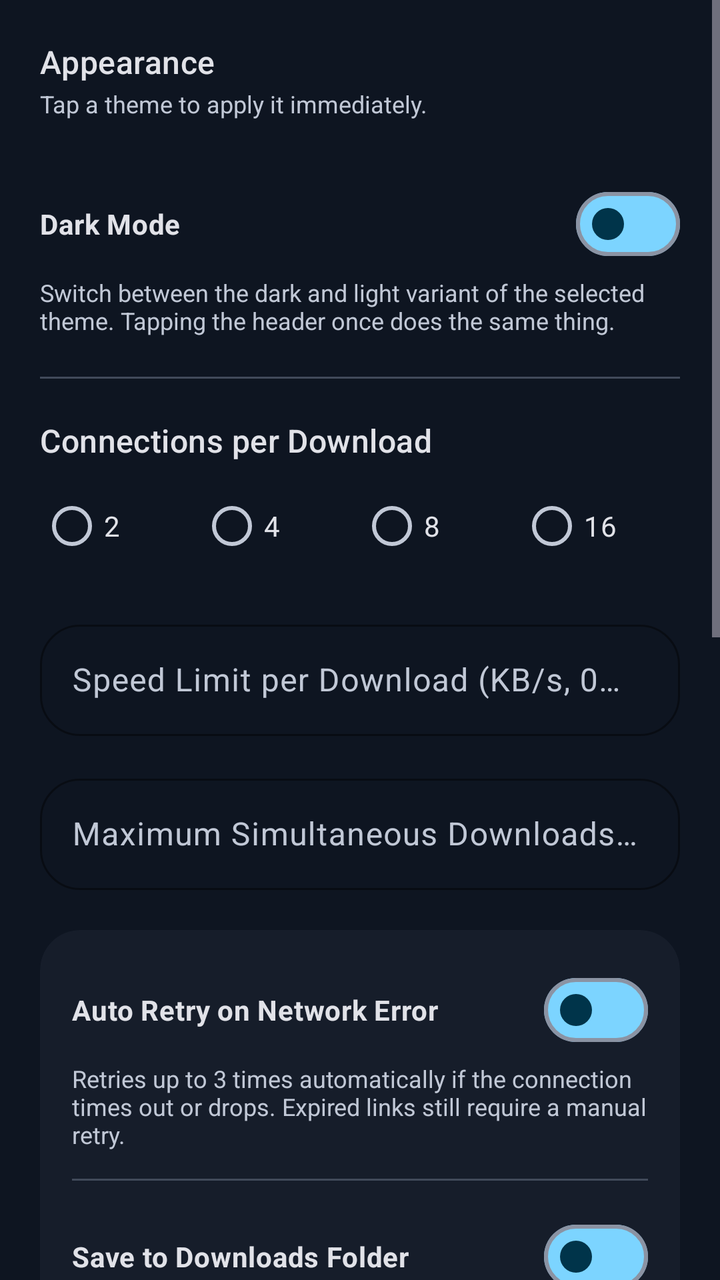
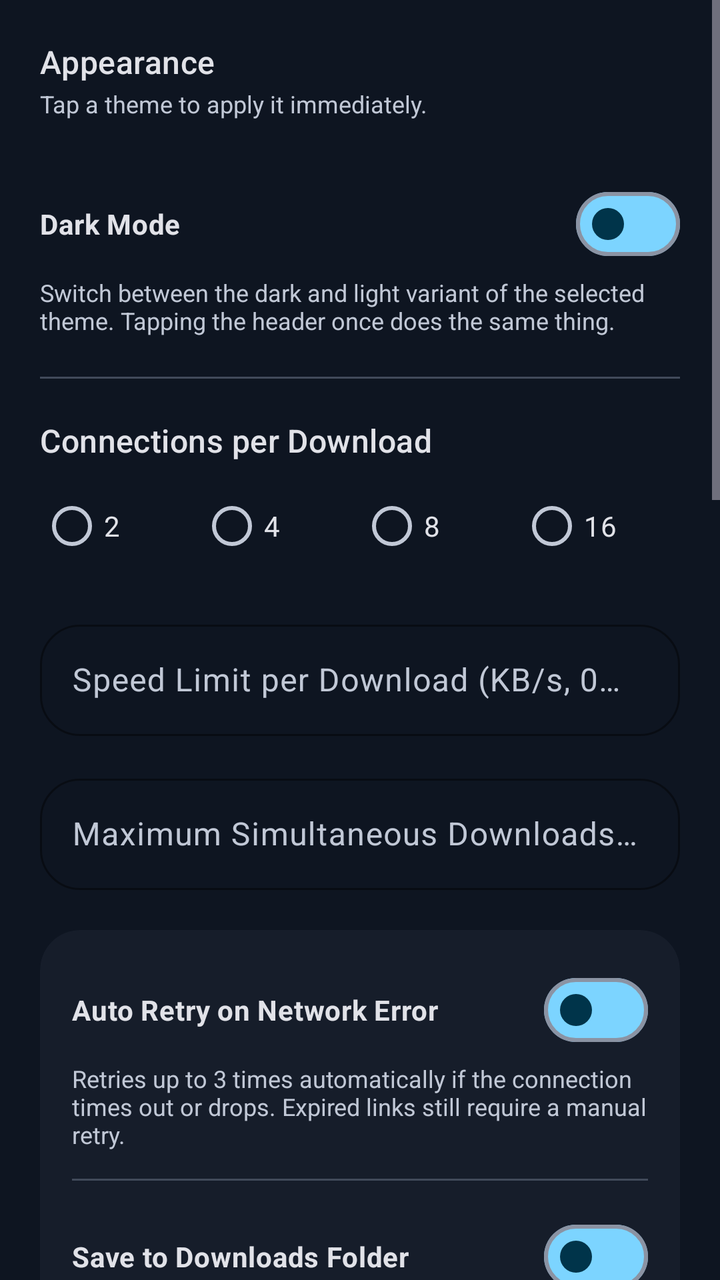

Screens rendered from an Android XML layout before and after an edit, with the pre-edit source and the edit as a unified diff.
<!-- AndroidManifest.xml: application theme Theme.Xmd -->
<!-- res/layout/dialog_settings.xml -->
<?xml version="1.0" encoding="utf-8"?>
<ScrollView xmlns:android="http://schemas.android.com/apk/res/android"
    xmlns:app="http://schemas.android.com/apk/res-auto"
    android:layout_width="match_parent"
    android:layout_height="wrap_content">

<LinearLayout
    android:layout_width="match_parent"
    android:layout_height="wrap_content"
    android:orientation="vertical"
    android:padding="20dp">

    
    <TextView
        android:layout_width="match_parent"
        android:layout_height="wrap_content"
        android:text="@string/settings_appearance"
        android:textColor="?attr/colorOnSurface"
        android:textAppearance="@style/TextAppearance.Xmd.TitleMedium" />

    <TextView
        android:layout_width="match_parent"
        android:layout_height="wrap_content"
        android:layout_marginTop="2dp"
        android:text="@string/settings_theme_hint"
        android:textColor="?attr/colorOnSurfaceVariant"
        android:textSize="12sp" />

    <HorizontalScrollView
        android:layout_width="match_parent"
        android:layout_height="wrap_content"
        android:layout_marginTop="10dp"
        android:scrollbars="none"
        android:clipToPadding="false">

        <LinearLayout
            android:id="@+id/themeSwatchContainer"
            android:layout_width="wrap_content"
            android:layout_height="wrap_content"
            android:orientation="horizontal" />
    </HorizontalScrollView>

    <com.google.android.material.materialswitch.MaterialSwitch
        android:id="@+id/darkModeSwitch"
        android:layout_width="match_parent"
        android:layout_height="wrap_content"
        android:layout_marginTop="18dp"
        android:text="@string/settings_dark_mode"
        android:textColor="?attr/colorOnSurface"
        android:textStyle="bold" />

    <TextView
        android:layout_width="match_parent"
        android:layout_height="wrap_content"
        android:layout_marginTop="2dp"
        android:text="@string/settings_dark_mode_hint"
        android:textColor="?attr/colorOnSurfaceVariant"
        android:textSize="12sp" />

    <View
        android:layout_width="match_parent"
        android:layout_height="1dp"
        android:layout_marginTop="20dp"
        android:layout_marginBottom="20dp"
        android:background="?attr/colorOutlineVariant" />

    
    <TextView
        android:layout_width="match_parent"
        android:layout_height="wrap_content"
        android:text="@string/settings_connections"
        android:textColor="?attr/colorOnSurface"
        android:textAppearance="@style/TextAppearance.Xmd.TitleMedium" />

    <RadioGroup
        android:id="@+id/connectionsGroup"
        android:layout_width="match_parent"
        android:layout_height="wrap_content"
        android:orientation="horizontal"
        android:layout_marginTop="8dp"
        android:layout_marginBottom="20dp">

        <RadioButton
            android:id="@+id/conn2"
            android:layout_width="0dp"
            android:layout_height="wrap_content"
            android:layout_weight="1"
            android:buttonTint="?attr/colorPrimary"
            android:textColor="?attr/colorOnSurface"
            android:text="2" />

        <RadioButton
            android:id="@+id/conn4"
            android:layout_width="0dp"
            android:layout_height="wrap_content"
            android:layout_weight="1"
            android:buttonTint="?attr/colorPrimary"
            android:textColor="?attr/colorOnSurface"
            android:text="4" />

        <RadioButton
            android:id="@+id/conn8"
            android:layout_width="0dp"
            android:layout_height="wrap_content"
            android:layout_weight="1"
            android:buttonTint="?attr/colorPrimary"
            android:textColor="?attr/colorOnSurface"
            android:text="8" />

        <RadioButton
            android:id="@+id/conn16"
            android:layout_width="0dp"
            android:layout_height="wrap_content"
            android:layout_weight="1"
            android:buttonTint="?attr/colorPrimary"
            android:textColor="?attr/colorOnSurface"
            android:text="16" />
    </RadioGroup>

    <com.google.android.material.textfield.TextInputLayout
        android:layout_width="match_parent"
        android:layout_height="wrap_content"
        android:hint="@string/settings_speed_limit"
        app:boxBackgroundMode="outline">

        <com.google.android.material.textfield.TextInputEditText
            android:id="@+id/speedLimitInput"
            android:layout_width="match_parent"
            android:layout_height="wrap_content"
            android:inputType="number" />
    </com.google.android.material.textfield.TextInputLayout>

    <com.google.android.material.textfield.TextInputLayout
        android:layout_width="match_parent"
        android:layout_height="wrap_content"
        android:layout_marginTop="16dp"
        android:hint="@string/settings_max_concurrent"
        app:boxBackgroundMode="outline">

        <com.google.android.material.textfield.TextInputEditText
            android:id="@+id/maxConcurrentInput"
            android:layout_width="match_parent"
            android:layout_height="wrap_content"
            android:inputType="number" />
    </com.google.android.material.textfield.TextInputLayout>

    
    <com.google.android.material.card.MaterialCardView
        android:layout_width="match_parent"
        android:layout_height="wrap_content"
        android:layout_marginTop="20dp"
        app:cardBackgroundColor="?attr/colorSurfaceContainerLow"
        app:strokeWidth="0dp">

        <LinearLayout
            android:layout_width="match_parent"
            android:layout_height="wrap_content"
            android:orientation="vertical"
            android:padding="16dp">

            <com.google.android.material.materialswitch.MaterialSwitch
                android:id="@+id/autoRetrySwitch"
                android:layout_width="match_parent"
                android:layout_height="wrap_content"
                android:text="@string/settings_auto_retry"
                android:textColor="?attr/colorOnSurface"
                android:textStyle="bold" />

            <TextView
                android:layout_width="match_parent"
                android:layout_height="wrap_content"
                android:layout_marginTop="2dp"
                android:text="@string/settings_auto_retry_hint"
                android:textColor="?attr/colorOnSurfaceVariant"
                android:textSize="12sp" />

            <View
                android:layout_width="match_parent"
                android:layout_height="1dp"
                android:layout_marginVertical="14dp"
                android:background="?attr/colorOutlineVariant" />

            <com.google.android.material.materialswitch.MaterialSwitch
                android:id="@+id/saveToDownloadsSwitch"
                android:layout_width="match_parent"
                android:layout_height="wrap_content"
                android:text="@string/settings_save_to_downloads"
                android:textColor="?attr/colorOnSurface"
                android:textStyle="bold" />

            <TextView
                android:layout_width="match_parent"
                android:layout_height="wrap_content"
                android:layout_marginTop="2dp"
                android:text="@string/settings_save_to_downloads_hint"
                android:textColor="?attr/colorOnSurfaceVariant"
                android:textSize="12sp" />

            <View
                android:layout_width="match_parent"
                android:layout_height="1dp"
                android:layout_marginVertical="14dp"
                android:background="?attr/colorOutlineVariant" />

            <com.google.android.material.materialswitch.MaterialSwitch
                android:id="@+id/wifiOnlySwitch"
                android:layout_width="match_parent"
                android:layout_height="wrap_content"
                android:text="@string/settings_wifi_only"
                android:textColor="?attr/colorOnSurface"
                android:textStyle="bold" />

            <TextView
                android:layout_width="match_parent"
                android:layout_height="wrap_content"
                android:layout_marginTop="2dp"
                android:text="@string/settings_wifi_only_hint"
                android:textColor="?attr/colorOnSurfaceVariant"
                android:textSize="12sp" />
        </LinearLayout>
    </com.google.android.material.card.MaterialCardView>

    
    <TextView
        android:layout_width="match_parent"
        android:layout_height="wrap_content"
        android:layout_marginTop="24dp"
        android:text="@string/settings_import_websites"
        android:textColor="?attr/colorOnSurface"
        android:textAppearance="@style/TextAppearance.Xmd.TitleMedium" />

    <TextView
        android:layout_width="match_parent"
        android:layout_height="wrap_content"
        android:layout_marginTop="2dp"
        android:text="@string/settings_import_websites_hint"
        android:textColor="?attr/colorOnSurfaceVariant"
        android:textSize="12sp" />

    <com.google.android.material.button.MaterialButton
        android:id="@+id/importWebsitesButton"
        style="@style/Widget.Xmd.Button.Outlined"
        android:layout_width="wrap_content"
        android:layout_height="wrap_content"
        android:layout_marginTop="10dp"
        android:text="@string/settings_import_websites_button" />

    <View
        android:id="@+id/ytdlpDivider"
        android:layout_width="match_parent"
        android:layout_height="1dp"
        android:layout_marginTop="20dp"
        android:layout_marginBottom="20dp"
        android:background="?attr/colorOutlineVariant" />

    
    <LinearLayout
        android:id="@+id/ytdlpSection"
        android:layout_width="match_parent"
        android:layout_height="wrap_content"
        android:orientation="vertical">

        <TextView
            android:layout_width="match_parent"
            android:layout_height="wrap_content"
            android:text="@string/settings_ytdlp_title"
            android:textColor="?attr/colorOnSurface"
            android:textAppearance="@style/TextAppearance.Xmd.TitleMedium" />

        <TextView
            android:layout_width="match_parent"
            android:layout_height="wrap_content"
            android:layout_marginTop="2dp"
            android:text="@string/settings_ytdlp_hint"
            android:textColor="?attr/colorOnSurfaceVariant"
            android:textSize="12sp" />

        
        <TextView
            android:layout_width="match_parent"
            android:layout_height="wrap_content"
            android:layout_marginTop="16dp"
            android:text="@string/settings_default_quality"
            android:textColor="?attr/colorOnSurface"
            android:textStyle="bold" />

        <TextView
            android:layout_width="match_parent"
            android:layout_height="wrap_content"
            android:layout_marginTop="2dp"
            android:text="@string/settings_default_quality_hint"
            android:textColor="?attr/colorOnSurfaceVariant"
            android:textSize="12sp" />

        <com.google.android.material.textfield.TextInputLayout
            android:layout_width="match_parent"
            android:layout_height="wrap_content"
            android:layout_marginTop="8dp"
            style="@style/Widget.Material3.TextInputLayout.OutlinedBox.ExposedDropdownMenu">

            <AutoCompleteTextView
                android:id="@+id/defaultQualityDropdown"
                android:layout_width="match_parent"
                android:layout_height="wrap_content"
                android:inputType="none"
                android:editable="false" />
        </com.google.android.material.textfield.TextInputLayout>

        <LinearLayout
            android:layout_width="match_parent"
            android:layout_height="wrap_content"
            android:orientation="horizontal"
            android:gravity="center_vertical"
            android:layout_marginTop="12dp">

            <TextView
                android:id="@+id/ytdlpStatus"
                android:layout_width="0dp"
                android:layout_height="wrap_content"
                android:layout_weight="1"
                android:textColor="?attr/colorOnSurface" />

            <ProgressBar
                android:id="@+id/ytdlpProgress"
                style="?android:attr/progressBarStyleSmall"
                android:layout_width="wrap_content"
                android:layout_height="wrap_content"
                android:layout_marginEnd="8dp"
                android:visibility="gone" />

            <Button
                android:id="@+id/ytdlpUpdateButton"
                style="?android:attr/buttonBarButtonStyle"
                android:layout_width="wrap_content"
                android:layout_height="wrap_content"
                android:textColor="?attr/colorPrimary"
                android:text="@string/settings_ytdlp_update"
                android:visibility="gone" />

            <Button
                android:id="@+id/ytdlpActionButton"
                style="?android:attr/buttonBarButtonStyle"
                android:layout_width="wrap_content"
                android:layout_height="wrap_content"
                android:textColor="?attr/colorPrimary"
                android:text="@string/settings_ytdlp_install" />
        </LinearLayout>

        
        <Button
            android:id="@+id/ytdlpNightlyButton"
            style="?android:attr/buttonBarButtonStyle"
            android:layout_width="match_parent"
            android:layout_height="wrap_content"
            android:layout_marginTop="4dp"
            android:text="@string/settings_ytdlp_use_nightly"
            android:textColor="?attr/colorOnSurfaceVariant"
            android:visibility="gone" />
    </LinearLayout>

</LinearLayout>
</ScrollView>
<!-- resources referenced by this layout -->
<resources>
  <string name="settings_appearance">Appearance</string>
  <string name="settings_auto_retry">Auto Retry on Network Error</string>
  <string name="settings_connections">Connections per Download</string>
  <string name="settings_dark_mode">Dark Mode</string>
  <string name="settings_dark_mode_hint">Switch between the dark and light variant of the selected theme. Tapping the header once does the same thing.</string>
  <string name="settings_default_quality">Default quality</string>
  <string name="settings_import_websites">Website Sources</string>
  <string name="settings_import_websites_button">Import Now</string>
  <string name="settings_max_concurrent">Maximum Simultaneous Downloads (1–5)</string>
  <string name="settings_save_to_downloads">Save to Downloads Folder</string>
  <string name="settings_save_to_downloads_hint">Save files directly to the Downloads folder instead of the app folder.</string>
  <string name="settings_speed_limit">Speed Limit per Download (KB/s, 0 = Unlimited)</string>
  <string name="settings_theme_hint">Tap a theme to apply it immediately.</string>
  <string name="settings_wifi_only">Download on Wi-Fi Only</string>
  <string name="settings_wifi_only_hint">Pause all downloads on cellular data and resume automatically when Wi-Fi is back.</string>
  <string name="settings_ytdlp_hint">Required for YouTube downloads. Adds on-device storage once installed.</string>
  <string name="settings_ytdlp_install">Install</string>
  <string name="settings_ytdlp_title">YouTube downloader (yt-dlp)</string>
  <string name="settings_ytdlp_update">Update</string>
  <string name="settings_ytdlp_use_nightly">Use Nightly Build</string>
  <color name="m3_primary">#7CD4FF</color>
  <color name="m3_on_primary">#00344A</color>
  <color name="m3_primary_container">#00496A</color>
  <color name="m3_on_primary_container">#C7E7FF</color>
  <color name="m3_secondary">#B7CAD6</color>
  <color name="m3_on_secondary">#22323C</color>
  <color name="m3_secondary_container">#3A4953</color>
  <color name="m3_on_secondary_container">#D3E5F2</color>
  <color name="m3_tertiary">#FFB4A0</color>
  <color name="m3_on_tertiary">#5C1900</color>
  <color name="m3_tertiary_container">#7D2C0F</color>
  <color name="m3_on_tertiary_container">#FFDBCF</color>
  <color name="m3_error">#FFB4AB</color>
  <color name="m3_on_error">#690005</color>
  <color name="m3_error_container">#93000A</color>
  <color name="m3_on_error_container">#FFDAD6</color>
  <color name="m3_background">#0E1521</color>
  <color name="m3_on_background">#E1E2E8</color>
  <color name="m3_surface">#0E1521</color>
  <color name="m3_on_surface">#E1E2E8</color>
  <color name="m3_surface_dim">#0E1521</color>
  <color name="m3_surface_bright">#343B47</color>
  <color name="m3_surface_container_lowest">#090E17</color>
  <color name="m3_surface_container_low">#161D2A</color>
  <color name="m3_surface_container">#1A2230</color>
  <color name="m3_surface_container_high">#25303F</color>
  <color name="m3_surface_container_highest">#303B4A</color>
  <color name="m3_on_surface_variant">#C1C8D6</color>
  <color name="m3_outline">#8B93A3</color>
  <color name="m3_outline_variant">#414A5A</color>
  <color name="m3_inverse_surface">#E1E2E8</color>
  <color name="m3_inverse_on_surface">#1A2230</color>
  <color name="m3_inverse_primary">#00658F</color>
  <!-- unchanged entries left out for length: 29 -->
</resources>

<!-- the commit's change to res/layout/dialog_settings.xml (unified diff, before → after) -->
@@ -276,42 +276,170 @@
             android:textSize="12sp" />
 
         
-        <TextView
+        <com.google.android.material.card.MaterialCardView
             android:layout_width="match_parent"
             android:layout_height="wrap_content"
             android:layout_marginTop="16dp"
-            android:text="@string/settings_default_quality"
-            android:textColor="?attr/colorOnSurface"
-            android:textStyle="bold" />
-
-        <TextView
-            android:layout_width="match_parent"
-            android:layout_height="wrap_content"
-            android:layout_marginTop="2dp"
-            android:text="@string/settings_default_quality_hint"
-            android:textColor="?attr/colorOnSurfaceVariant"
-            android:textSize="12sp" />
-
-        <com.google.android.material.textfield.TextInputLayout
-            android:layout_width="match_parent"
-            android:layout_height="wrap_content"
-            android:layout_marginTop="8dp"
-            style="@style/Widget.Material3.TextInputLayout.OutlinedBox.ExposedDropdownMenu">
-
-            <AutoCompleteTextView
-                android:id="@+id/defaultQualityDropdown"
-                android:layout_width="match_parent"
-                android:layout_height="wrap_content"
-                android:inputType="none"
-                android:editable="false" />
-        </com.google.android.material.textfield.TextInputLayout>
-
+            app:cardBackgroundColor="?attr/colorSurfaceContainerLow"
+            app:strokeWidth="0dp">
+
+            <LinearLayout
+                android:layout_width="match_parent"
+                android:layout_height="wrap_content"
+                android:orientation="vertical"
+                android:padding="16dp">
+
+                
+                <TextView
+                    android:layout_width="match_parent"
+                    android:layout_height="wrap_content"
+                    android:text="@string/settings_default_quality"
+                    android:textColor="?attr/colorOnSurface"
+                    android:textStyle="bold" />
+
+                <TextView
+                    android:layout_width="match_parent"
+                    android:layout_height="wrap_content"
+                    android:layout_marginTop="2dp"
+                    android:text="@string/settings_default_quality_hint"
+                    android:textColor="?attr/colorOnSurfaceVariant"
+                    android:textSize="12sp" />
+
+                <com.google.android.material.textfield.TextInputLayout
+                    android:layout_width="match_parent"
+                    android:layout_height="wrap_content"
+                    android:layout_marginTop="8dp"
+                    style="@style/Widget.Material3.TextInputLayout.OutlinedBox.ExposedDropdownMenu">
+
+                    <AutoCompleteTextView
+                        android:id="@+id/defaultQualityDropdown"
+                        android:layout_width="match_parent"
+                        android:layout_height="wrap_content"
+                        android:inputType="none"
+                        android:editable="false" />
+                </com.google.android.material.textfield.TextInputLayout>
+
+                <View
+                    android:layout_width="match_parent"
+                    android:layout_height="1dp"
+                    android:layout_marginVertical="14dp"
+                    android:background="?attr/colorOutlineVariant" />
+
+                
+                <TextView
+                    android:layout_width="match_parent"
+                    android:layout_height="wrap_content"
+                    android:text="@string/settings_video_preset_title"
+                    android:textColor="?attr/colorOnSurface"
+                    android:textStyle="bold" />
+
+                <TextView
+                    android:layout_width="match_parent"
+                    android:layout_height="wrap_content"
+                    android:layout_marginTop="2dp"
+                    android:text="@string/settings_video_preset_hint"
+                    android:textColor="?attr/colorOnSurfaceVariant"
+                    android:textSize="12sp" />
+
+                <LinearLayout
+                    android:layout_width="match_parent"
+                    android:layout_height="wrap_content"
+                    android:orientation="horizontal"
+                    android:layout_marginTop="8dp">
+
+                    <com.google.android.material.textfield.TextInputLayout
+                        android:layout_width="0dp"
+                        android:layout_height="wrap_content"
+                        android:layout_weight="1"
+                        android:layout_marginEnd="8dp"
+                        android:hint="@string/settings_preset_container_label"
+                        style="@style/Widget.Material3.TextInputLayout.OutlinedBox.ExposedDropdownMenu">
+
+                        <AutoCompleteTextView
+                            android:id="@+id/presetContainerDropdown"
+                            android:layout_width="match_parent"
+                            android:layout_height="wrap_content"
+                            android:inputType="none"
+                            android:editable="false" />
+                    </com.google.android.material.textfield.TextInputLayout>
+
+                    <com.google.android.material.textfield.TextInputLayout
+                        android:layout_width="0dp"
+                        android:layout_height="wrap_content"
+                        android:layout_weight="1"
+                        android:layout_marginEnd="8dp"
+                        android:hint="@string/settings_preset_fps_label"
+                        style="@style/Widget.Material3.TextInputLayout.OutlinedBox.ExposedDropdownMenu">
+
+                        <AutoCompleteTextView
+                            android:id="@+id/presetFpsDropdown"
+                            android:layout_width="match_parent"
+                            android:layout_height="wrap_content"
+                            android:inputType="none"
+                            android:editable="false" />
+                    </com.google.android.material.textfield.TextInputLayout>
+
+                    <com.google.android.material.textfield.TextInputLayout
+                        android:layout_width="0dp"
+                        android:layout_height="wrap_content"
+                        android:layout_weight="1"
+                        android:hint="@string/settings_preset_codec_label"
+                        style="@style/Widget.Material3.TextInputLayout.OutlinedBox.ExposedDropdownMenu">
+
+                        <AutoCompleteTextView
+                            android:id="@+id/presetCodecDropdown"
+                            android:layout_width="match_parent"
+                            android:layout_height="wrap_content"
+                            android:inputType="none"
+                            android:editable="false" />
+                    </com.google.android.material.textfield.TextInputLayout>
+                </LinearLayout>
+
+                <View
+                    android:layout_width="match_parent"
+                    android:layout_height="1dp"
+                    android:layout_marginVertical="14dp"
+                    android:background="?attr/colorOutlineVariant" />
+
+                
+                <TextView
+                    android:layout_width="match_parent"
+                    android:layout_height="wrap_content"
+                    android:text="@string/settings_audio_format_title"
+                    android:textColor="?attr/colorOnSurface"
+                    android:textStyle="bold" />
+
+                <TextView
+                    android:layout_width="match_parent"
+                    android:layout_height="wrap_content"
+                    android:layout_marginTop="2dp"
+                    android:text="@string/settings_audio_format_hint"
+                    android:textColor="?attr/colorOnSurfaceVariant"
+                    android:textSize="12sp" />
+
+                <com.google.android.material.textfield.TextInputLayout
+                    android:layout_width="match_parent"
+                    android:layout_height="wrap_content"
+                    android:layout_marginTop="8dp"
+                    style="@style/Widget.Material3.TextInputLayout.OutlinedBox.ExposedDropdownMenu">
+
+                    <AutoCompleteTextView
+                        android:id="@+id/audioFormatDropdown"
+                        android:layout_width="match_parent"
+                        android:layout_height="wrap_content"
+                        android:inputType="none"
+                        android:editable="false" />
+                </com.google.android.material.textfield.TextInputLayout>
+            </LinearLayout>
+        </com.google.android.material.card.MaterialCardView>
+
+        
         <LinearLayout
             android:layout_width="match_parent"
             android:layout_height="wrap_content"
             android:orientation="horizontal"
             android:gravity="center_vertical"
-            android:layout_marginTop="12dp">
+            android:layout_marginTop="20dp">
 
             <TextView
                 android:id="@+id/ytdlpStatus"
<!-- resource entries referenced after the edit -->
@@ -1,6 +1,8 @@
 <!-- resources referenced by this layout -->
 <resources>
   <string name="settings_appearance">Appearance</string>
+  <string name="settings_audio_format_hint">Format used for "Audio only" downloads.</string>
+  <string name="settings_audio_format_title">Audio format</string>
   <string name="settings_auto_retry">Auto Retry on Network Error</string>
   <string name="settings_connections">Connections per Download</string>
   <string name="settings_dark_mode">Dark Mode</string>
@@ -9,10 +11,15 @@
   <string name="settings_import_websites">Website Sources</string>
   <string name="settings_import_websites_button">Import Now</string>
   <string name="settings_max_concurrent">Maximum Simultaneous Downloads (1–5)</string>
+  <string name="settings_preset_codec_label">Codec</string>
+  <string name="settings_preset_container_label">Container</string>
+  <string name="settings_preset_fps_label">FPS</string>
   <string name="settings_save_to_downloads">Save to Downloads Folder</string>
   <string name="settings_save_to_downloads_hint">Save files directly to the Downloads folder instead of the app folder.</string>
   <string name="settings_speed_limit">Speed Limit per Download (KB/s, 0 = Unlimited)</string>
   <string name="settings_theme_hint">Tap a theme to apply it immediately.</string>
+  <string name="settings_video_preset_hint">Preferred container, codec, and frame rate for the quick quality picks (144p–4K). Falls back automatically if a video doesn\'t offer that exact combination.</string>
+  <string name="settings_video_preset_title">Video preset</string>
   <string name="settings_wifi_only">Download on Wi-Fi Only</string>
   <string name="settings_wifi_only_hint">Pause all downloads on cellular data and resume automatically when Wi-Fi is back.</string>
   <string name="settings_ytdlp_hint">Required for YouTube downloads. Adds on-device storage once installed.</string>
